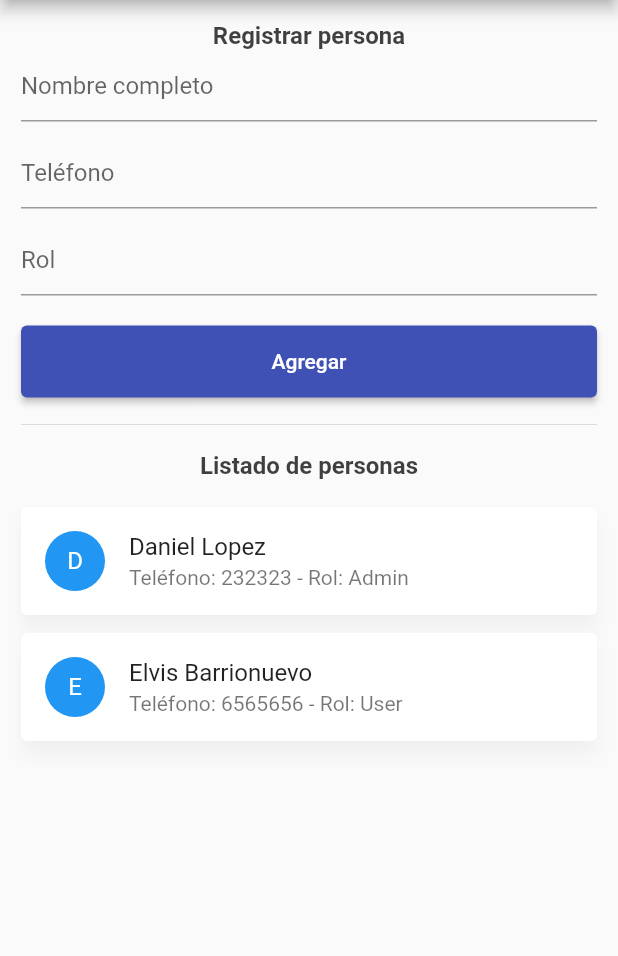
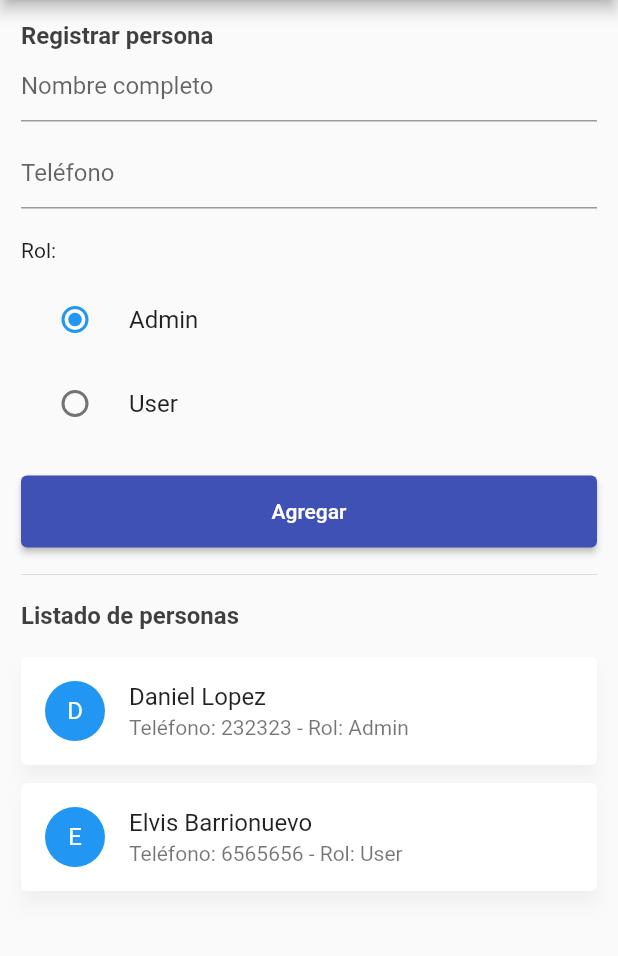
Before and after one commit to ehbarrionuevo/flutter_codigo2_people, a Flutter app: the screen it shows after launch, on a phone screen of 412 x 824 dp, the part 84-1040 px from its top. Run offline on Flutter 3.47's test engine with Material 2 defaults, Android fonts, the phone set to English and light mode, and no system bars.

```diff
--- a/lib/people_page.dart
+++ b/lib/people_page.dart
@@ -27,12 +27,7 @@ class _PeoplePageState extends State<PeoplePage> {
   ];
 
   List<UserModel> people2 = [
-    UserModel(
-      id: 1,
-      name: "Daniel Lopez",
-      phone: "232323",
-      role: "Admin"
-    ),
+    UserModel(id: 1, name: "Daniel Lopez", phone: "232323", role: "Admin"),
     UserModel(
       id: 2,
       name: "Elvis Barrionuevo",
@@ -43,7 +38,7 @@ class _PeoplePageState extends State<PeoplePage> {
 
   String fullName = "";
   String phone = "";
-  String role = "";
+  String role = "Admin";
 
   @override
   Widget build(BuildContext context) {
@@ -51,13 +46,12 @@ class _PeoplePageState extends State<PeoplePage> {
       appBar: AppBar(
         backgroundColor: Colors.indigo,
         title: Text("People Page (${people2.length})"),
-        actions: [
-
-        ],
+        actions: [],
       ),
       body: SingleChildScrollView(
         padding: EdgeInsets.all(14.0),
         child: Column(
+          crossAxisAlignment: CrossAxisAlignment.start,
           children: [
             Text(
               "Registrar persona",
@@ -87,16 +81,38 @@ class _PeoplePageState extends State<PeoplePage> {
               },
             ),
             const SizedBox(
+              height: 20.0,
+            ),
+            const Text("Rol:"),
+            const SizedBox(
               height: 10.0,
             ),
-            TextField(
-              decoration: const InputDecoration(
-                hintText: "Rol",
-              ),
-              onChanged: (String value) {
-                role = value;
+            RadioListTile(
+              title: Text("Admin"),
+              value: "Admin",
+              groupValue: role,
+              onChanged: (String? value){
+                role = value!;
+                setState(() {
+
+                });
               },
             ),
+            RadioListTile(
+              title: Text("User"),
+              value: "User",
+              groupValue: role,
+              onChanged: (String? value){
+                role = value!;
+                setState(() {
+
+                });
+              },
+            ),
+
+
+
+
             const SizedBox(
               height: 20,
             ),
```
